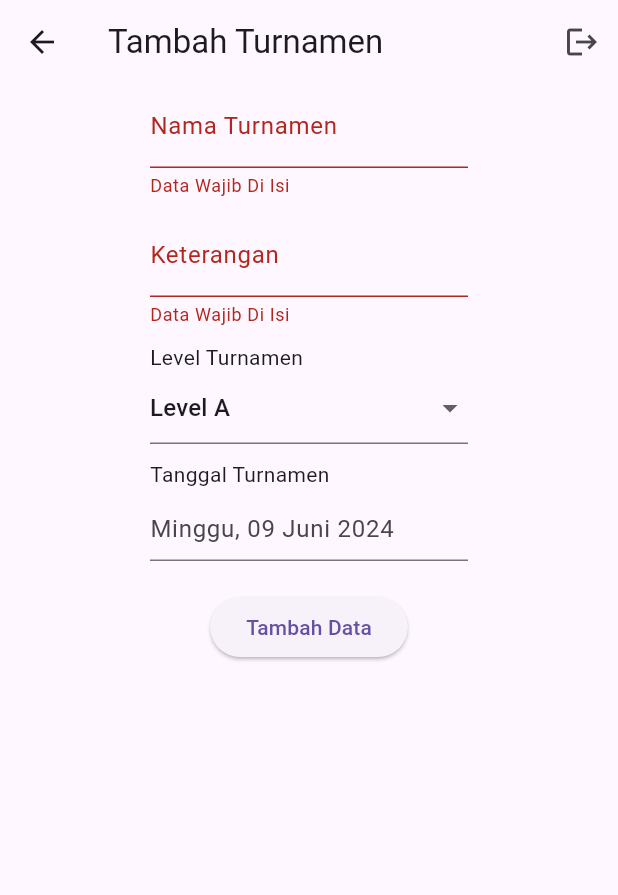
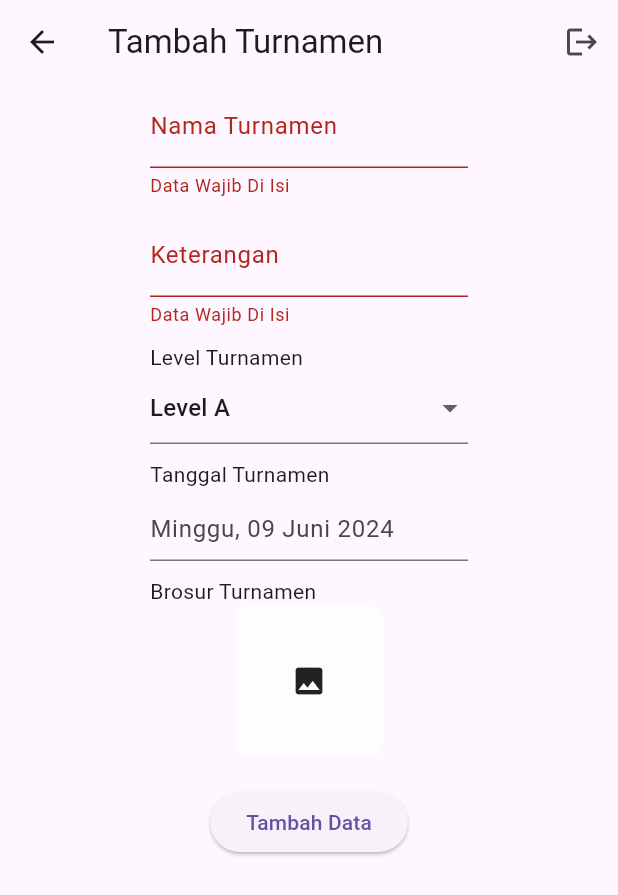
Before and after one commit to ryankurniadi/PBSIPKU_Android, a Flutter app: the AddTurnamner screen opened by its route, after a tap on "Tambah Data", on a phone screen of 412 x 824 dp. Shown: the top 895 px of the screen. Run offline on Flutter 3.47's test engine with Material 3 defaults, Android fonts, the phone set to English and light mode, and no system bars; our stand-ins replace cloud_firestore, firebase_core, firebase_storage, get; missing offline and left inert: dart:html; accounts and stored records are empty.

Commit message:
modified:   lib/Controllers/PBSIController.dart 	modified:   lib/Controllers/TurnamenContoller.dart 	modified:   lib/Routes/PageNames.dart 	modified:   lib/Routes/PageRoutes.dart 	modified:   lib/Views/Pages/AddTurnament.dart 	modified:   lib/Views/Pages/DataPBSI.dart 	modified:   lib/Views/Pages/DataTurnamen.dart 	new file:   lib/Views/Pages/InitialPage.dart 	new file:   lib/Views/Pages/LoginPage.dart 	modified:   pubspec.lock 	modified:   pubspec.yaml 	modified:   web/index.html

```diff
--- a/lib/Controllers/PBSIController.dart
+++ b/lib/Controllers/PBSIController.dart
@@ -24,8 +24,11 @@ class PBSIController extends GetxController {
           dataPBSI.add(
               PBSI(nama: docSnap.docs[i].data().nama, id: docSnap.docs[i].id));
         }
-        update();
+      } else {
+        totalPBSI.value = 0;
+        dataPBSI.clear();
       }
+      update();
     } catch (e) {
       print(e);
     }
--- a/lib/Controllers/TurnamenContoller.dart
+++ b/lib/Controllers/TurnamenContoller.dart
@@ -1,4 +1,8 @@
+import 'dart:html';
+import 'dart:typed_data';
+
 import 'package:cloud_firestore/cloud_firestore.dart';
+import 'package:firebase_storage/firebase_storage.dart';
 import 'package:flutter/material.dart';
 import 'package:get/get.dart';
 import 'package:intl/intl.dart';
@@ -7,21 +11,29 @@ import '../Models/Turnamen.dart';
 
 class TurnamenController extends GetxController {
   final db = FirebaseFirestore.instance;
+  final Rx<Uint8List?> imageBytes = Uint8List(0).obs;
   var id = "".obs;
-  var nama = "".obs;
   var img = "".obs;
   var ket = "".obs;
+  var level = "Level A".obs;
+  var link = "".obs;
+  var nama = "".obs;
   var status = "".obs;
+  var table = 'turnamen';
+  var totalTur = 0.obs;
+  var dataTurnamen = [].obs;
   var date = DateTime.now().obs;
-  var totalTur = 0.obs;
   var dateShow = "".obs;
-  var level = "Level A".obs;
+  var statusupload = true.obs;
 
-  var dataTurnamen = [].obs;
+  @override
+  void onInit() {
+    getData();
+    showDate(DateTime.now());
+    super.onInit();
+  }
 
-  var table = 'turnamen';
-
-  void getData() async {
+  getData() async {
     final ref = db.collection(table).withConverter(
         fromFirestore: Turnamen.fromFirestore,
         toFirestore: (Turnamen turnamen, _) => turnamen.toFirestore());
@@ -41,19 +53,26 @@ class TurnamenController extends GetxController {
             level: docSnap.docs[i].data().level,
           ));
         }
-        print(totalTur);
-        update();
+      } else {
+        dataTurnamen.clear();
+        totalTur.value = 0;
       }
+      update();
     } catch (e) {
       print(e);
     }
   }
 
-  void addData() async {
+  void addData(Uint8List image) async {
+    statusupload.value = true;
     final ref = db.collection(table).withConverter(
         fromFirestore: Turnamen.fromFirestore,
         toFirestore: (Turnamen turnamen, _) => turnamen.toFirestore());
     try {
+      await uploadImg(image);
+      if (!statusupload.value) {
+        throw Exception('No Image');
+      }
       await ref.add(
         Turnamen(
           nama: nama.value,
@@ -61,31 +80,34 @@ class TurnamenController extends GetxController {
           status: "Publish",
           ket: ket.value,
           level: level.value,
-          img: "https://d1csarkz8obe9u.cloudfront.net/posterpreviews/badminton%2C-badminton-tournament%2Cevent-design-template-bcd5e2bb9c5b1c573406ef92af89d9d8.jpg?ts=1637014235"
+          img: link.value,
         ),
       );
-      getData();
+
       Get.back();
       Get.snackbar("Berhasil", "Data Berhasil Di tambah",
           backgroundColor: Colors.green);
+      await getData();
+      imageBytes.value = Uint8List(0);
     } catch (e) {
       Get.snackbar("Gagal", "Data Gagal Di Tambah",
           backgroundColor: Colors.red);
     }
   }
 
-  void deleteData(String id)async{
-     try {
+  void deleteData(String id, String img) async {
+    try {
+      Reference ref = FirebaseStorage.instance.refFromURL(img);
       await db.collection(table).doc(id).delete();
-      getData();
+      await ref.delete();
       Get.back();
       Get.snackbar("Berhasil", "Data Berhasil Di Hapus",
           backgroundColor: Colors.green);
+      getData();
     } catch (e) {
       Get.snackbar("Gagal", "Data Gagal Di Hapus", backgroundColor: Colors.red);
     }
   }
-
 
   void setDate(DateTime tgl) {
     date.value = tgl;
@@ -93,15 +115,45 @@ class TurnamenController extends GetxController {
     update();
   }
 
-  void showDate(DateTime tgl){
+  void showDate(DateTime tgl) {
     dateShow.value = "${DateFormat("EEEE, dd MMMM yyyy", "id").format(tgl)}";
     update();
   }
 
-  @override
-  void onInit() {
-    getData();
-    showDate(DateTime.now());
-    super.onInit();
+  uploadImg(Uint8List imageData) async {
+    try {
+      if (imageBytes.value != null && imageBytes.value!.isNotEmpty) {
+        Reference ref = FirebaseStorage.instance
+            .ref()
+            .child('/Turnamen')
+            .child(DateTime.now().microsecondsSinceEpoch.toString() + ".png");
+        await ref.putData(imageData);
+        String downloadURL = await ref.getDownloadURL();
+        link.value = downloadURL;
+      } else {
+        statusupload.value = false;
+        throw Exception('No Image');
+      }
+    } catch (e) {
+      Get.snackbar("Gagal", "Gambar Gagal Di Upload",
+          backgroundColor: Colors.red);
+    }
+  }
+
+  Future<void> pickImage() async {
+    final FileUploadInputElement input = FileUploadInputElement();
+    input..accept = 'image/*';
+    input.click();
+    input.onChange.listen((e) {
+      final File file = input.files!.first;
+      final FileReader reader = FileReader();
+
+      reader.onLoadEnd.listen((e) {
+        imageBytes.value = reader.result as Uint8List?;
+      });
+
+      reader.readAsArrayBuffer(file);
+    });
+    update();
   }
 }
--- a/lib/Routes/PageNames.dart
+++ b/lib/Routes/PageNames.dart
@@ -2,6 +2,7 @@ abstract class PageNames{
   static const index = '/';
   static const Home = '/Dashboard';
   static const Blank = '/Blank';
+  static const Login = '/Login';
 
   //PBSI
   static const DataPBSI = '/DataPBSI';
--- a/lib/Routes/PageRoutes.dart
+++ b/lib/Routes/PageRoutes.dart
@@ -3,6 +3,7 @@ import 'package:get/get.dart';
 import './PageNames.dart';
 
 import '../Views/Pages/Home.dart';
+import '../Views/Pages/LoginPage.dart';
 import '../Views/Pages/BlankPage.dart';
 import '../Views/Pages/DataPBSI.dart';
 import '../Views/Pages/AddPBSI.dart';
@@ -19,6 +20,9 @@ class PageRoutes {
     GetPage(
       name: PageNames.Blank,
       page: ()=>const BlankPage()),
+    GetPage(
+      name: PageNames.Login,
+      page: ()=>const LoginPage()),
 
     //PBSI
     GetPage(
--- a/lib/Views/Pages/AddTurnament.dart
+++ b/lib/Views/Pages/AddTurnament.dart
@@ -1,9 +1,10 @@
+import 'dart:html';
+
 import 'package:flutter/material.dart';
 import 'package:get/get.dart';
 
 import '../Widgets/NavBar.dart';
 import '../../Controllers/TurnamenContoller.dart';
-
 
 class AddTurnamner extends StatelessWidget {
   AddTurnamner({super.key});
@@ -11,23 +12,22 @@ class AddTurnamner extends StatelessWidget {
   final turC = Get.find<TurnamenController>();
   DateTime? datePick;
 
-  Future<void> _datePick (BuildContext context)async{
+  Future<void> _datePick(BuildContext context) async {
     DateTime? datepick = await showDatePicker(
         context: context,
         initialDate: turC.date.value,
         firstDate: DateTime(DateTime.now().year),
-      lastDate: DateTime(DateTime.now().year+1));
+        lastDate: DateTime(DateTime.now().year + 1));
     turC.setDate(datepick!);
   }
 
-
-
   @override
   Widget build(BuildContext context) {
-    return SafeArea(child: Scaffold(
+    var prev = turC.imageBytes;
+    return SafeArea(
+        child: Scaffold(
       appBar: const NavBar(title: "Tambah Turnamen"),
-      body: GetBuilder<TurnamenController>(
-        builder: (turC) {
+      body: GetBuilder<TurnamenController>(builder: (turC) {
         return ListView(
           children: [
             Padding(
@@ -39,56 +39,54 @@ class AddTurnamner extends StatelessWidget {
                     TextFormField(
                       decoration: const InputDecoration(
                           hintText: "Nama Turnamen",
-                          label: Text("Nama Turnamen")
-                        ),
-                        validator: (value){
-                          if(value!.isEmpty){
+                          label: Text("Nama Turnamen")),
+                      validator: (value) {
+                        if (value!.isEmpty) {
                           return "Data Wajib Di Isi";
                         }
                       },
-                        onSaved: (value){
+                      onSaved: (value) {
                         turC.nama.value = value!;
                       },
                     ),
-                      const SizedBox(height: 10,),
+                    const SizedBox(
+                      height: 10,
+                    ),
                     TextFormField(
                       maxLines: null,
                       decoration: const InputDecoration(
-
-                          hintText: "Keterangan",
-                          label: Text("Keterangan")
-                        ),
-                        validator: (value){
-                          if(value!.isEmpty){
+                          hintText: "Keterangan", label: Text("Keterangan")),
+                      validator: (value) {
+                        if (value!.isEmpty) {
                           return "Data Wajib Di Isi";
                         }
                       },
-                        onSaved: (value){
+                      onSaved: (value) {
                         turC.ket.value = value!;
                       },
                     ),
-                      const SizedBox(height: 10,),
+                    const SizedBox(
+                      height: 10,
+                    ),
                     const Row(
                       children: [
                         Text("Level Turnamen"),
                       ],
                     ),
-                      DropdownButtonFormField(items: const [
+                    DropdownButtonFormField(
+                      items: const [
                         DropdownMenuItem(
                           child: Text("Level A"),
                           value: "Level A",
-                        )
-                        ,
+                        ),
                         DropdownMenuItem(
                           child: Text("Level B"),
                           value: "Level B",
-                        )
-                        ,
+                        ),
                         DropdownMenuItem(
                           child: Text("Level C"),
                           value: "Level C",
-                        )
-                        ,
+                        ),
                         DropdownMenuItem(
                           child: Text("Level D"),
                           value: "Level D",
@@ -96,10 +94,12 @@ class AddTurnamner extends StatelessWidget {
                       ],
                       value: "Level A",
                       onChanged: (value) {
-                        print(value);
+                        turC.level.value = value!;
                       },
                     ),
-                      const SizedBox(height: 10,),
+                    const SizedBox(
+                      height: 10,
+                    ),
                     const Row(
                       children: [
                         Text("Tanggal Turnamen"),
@@ -111,24 +111,67 @@ class AddTurnamner extends StatelessWidget {
                         suffix: const Icon(Icons.calendar_month),
                       ),
                       readOnly: true,
-                        onTap: ()=> _datePick(context),
+                      onTap: () => _datePick(context),
                     ),
-                      const SizedBox(height: 20,),
-                      ElevatedButton(onPressed: (){
-                        if(_formKey.currentState!.validate()){
+                    const SizedBox(
+                      height: 10,
+                    ),
+                    const Row(
+                      children: [
+                        Text("Brosur Turnamen"),
+                      ],
+                    ),
+                    Obx(() {
+                      if (prev.value != null && prev.value!.isNotEmpty) {
+                        return Image.memory(
+                          prev.value!,
+                          width: 200,
+                          height: 200,
+                        );
+                      } else {
+                        return InkWell(
+                            onTap: () async {
+                              turC.pickImage();
+                            },
+                            child: Container(
+                              decoration: BoxDecoration(
+                                color: Colors.white60,
+                                borderRadius:
+                                    BorderRadiusDirectional.circular(10),
+                              ),
+                              height: 100,
+                              width: 100,
+                              child: const Center(
+                                child: Icon(Icons.photo),
+                              ),
+                            ));
+                      }
+                    }),
+                    const SizedBox(
+                      height: 20,
+                    ),
+                    ElevatedButton(
+                        onPressed: () {
+                          if (_formKey.currentState!.validate()) {
                             _formKey.currentState!.save();
 
-                          turC.addData();
+                            if (prev.value != null) {
+                              turC.addData(prev.value!);
+                            } else {
+                              Get.snackbar(
+                                  "Gagal", "Gambar Baner Tidak Boleh Kosong",
+                                  backgroundColor: Colors.red);
                             }
-                      }, child: const Text("Tambah Data")),
+                          }
+                        },
+                        child: const Text("Tambah Data")),
                   ],
                 ),
               ),
             ),
           ],
         );
-        }
-      ),
+      }),
     ));
   }
 }
--- a/pubspec.yaml
+++ b/pubspec.yaml
@@ -31,6 +31,7 @@ dependencies:
   cloud_firestore: ^5.0.0
   cupertino_icons: ^1.0.6
   firebase_core: ^3.0.0
+  firebase_storage: ^12.0.0
   flutter:
     sdk: flutter
   flutter_localization: ^0.2.0
```
Also changed, not shown: lib/Views/Pages/DataPBSI.dart (+32 -14 lines), lib/Views/Pages/DataTurnamen.dart (+5 -2 lines), lib/Views/Pages/InitialPage.dart (added, +14 -0 lines), lib/Views/Pages/LoginPage.dart (added, +12 -0 lines), pubspec.lock, 1 other file. Lines whose indentation alone changed are shown as unchanged.
